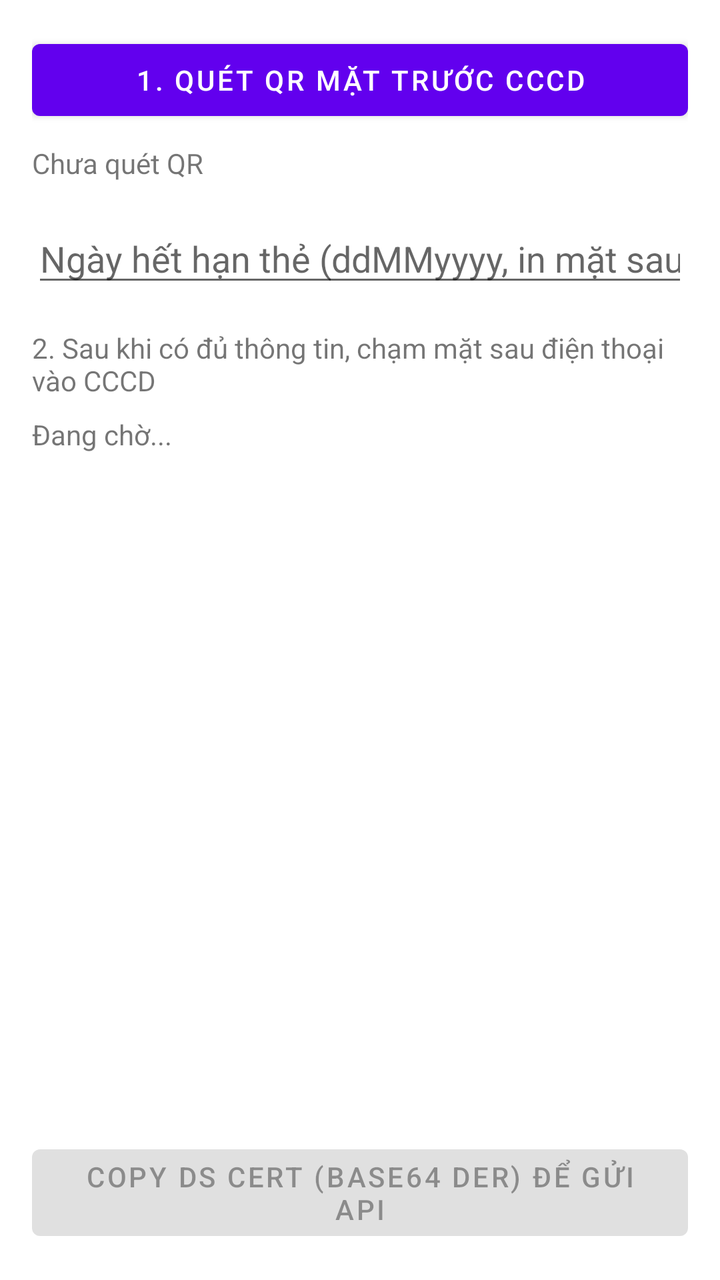
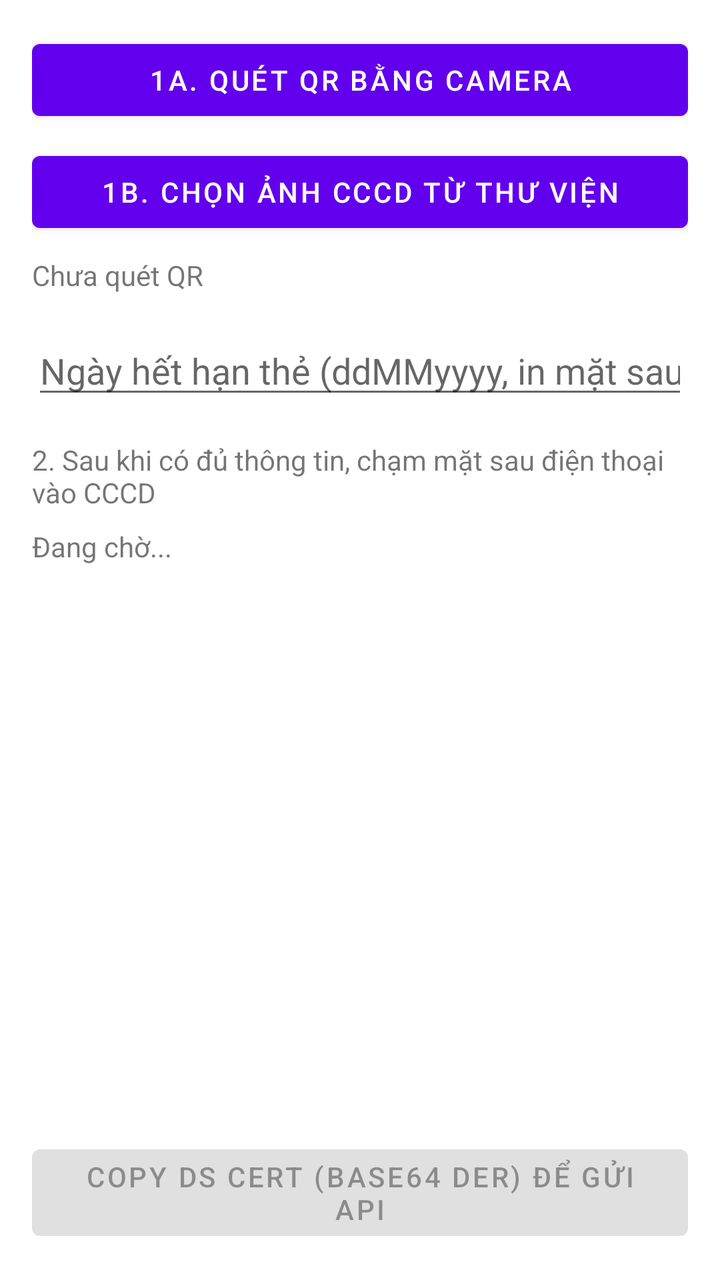

Compare the two renders of this Android layout. The source of the first and the diff that turns it into the second are given below.
<!-- AndroidManifest.xml: application theme Theme.CccdReader -->
<!-- res/layout/activity_main.xml -->
<?xml version="1.0" encoding="utf-8"?>
<LinearLayout xmlns:android="http://schemas.android.com/apk/res/android"
    android:layout_width="match_parent"
    android:layout_height="match_parent"
    android:orientation="vertical"
    android:padding="16dp">

    <Button
        android:id="@+id/btnScanQr"
        android:layout_width="match_parent"
        android:layout_height="wrap_content"
        android:text="1. Quét QR mặt trước CCCD" />

    <TextView
        android:id="@+id/tvQrResult"
        android:layout_width="match_parent"
        android:layout_height="wrap_content"
        android:layout_marginTop="8dp"
        android:text="Chưa quét QR" />

    <EditText
        android:id="@+id/etExpiryDate"
        android:layout_width="match_parent"
        android:layout_height="wrap_content"
        android:layout_marginTop="16dp"
        android:hint="Ngày hết hạn thẻ (ddMMyyyy, in mặt sau CCCD)"
        android:inputType="number" />

    <TextView
        android:layout_width="match_parent"
        android:layout_height="wrap_content"
        android:layout_marginTop="16dp"
        android:text="2. Sau khi có đủ thông tin, chạm mặt sau điện thoại vào CCCD" />

    <TextView
        android:id="@+id/tvNfcStatus"
        android:layout_width="match_parent"
        android:layout_height="wrap_content"
        android:layout_marginTop="8dp"
        android:text="Đang chờ..." />

    <ScrollView
        android:layout_width="match_parent"
        android:layout_height="0dp"
        android:layout_weight="1"
        android:layout_marginTop="16dp">

        <TextView
            android:id="@+id/tvDsCertResult"
            android:layout_width="match_parent"
            android:layout_height="wrap_content"
            android:textIsSelectable="true"
            android:fontFamily="monospace"
            android:textSize="12sp" />
    </ScrollView>

    <Button
        android:id="@+id/btnCopyBase64"
        android:layout_width="match_parent"
        android:layout_height="wrap_content"
        android:layout_marginTop="8dp"
        android:text="Copy DS Cert (Base64 DER) để gửi API"
        android:enabled="false" />

</LinearLayout>
<!-- resources referenced by this layout -->
<resources>
  <style name="Theme.CccdReader" parent="Theme.MaterialComponents.DayNight.NoActionBar" />
</resources>

<!-- the commit's change to res/layout/activity_main.xml (unified diff, before → after) -->
@@ -9,7 +9,14 @@
         android:id="@+id/btnScanQr"
         android:layout_width="match_parent"
         android:layout_height="wrap_content"
-        android:text="1. Quét QR mặt trước CCCD" />
+        android:text="1a. Quét QR bằng Camera" />
+
+    <Button
+        android:id="@+id/btnPickImage"
+        android:layout_width="match_parent"
+        android:layout_height="wrap_content"
+        android:layout_marginTop="8dp"
+        android:text="1b. Chọn ảnh CCCD từ thư viện" />
 
     <TextView
         android:id="@+id/tvQrResult"
